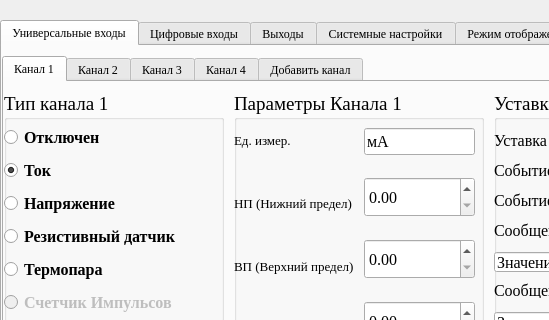
This is options.ui in tomyqg/topaz-m as Qt 5 draws it before an edit; both pictures show x 0 to 549 and y 0 to 320 of the 1280 by 800 pixel window. The edited form follows.
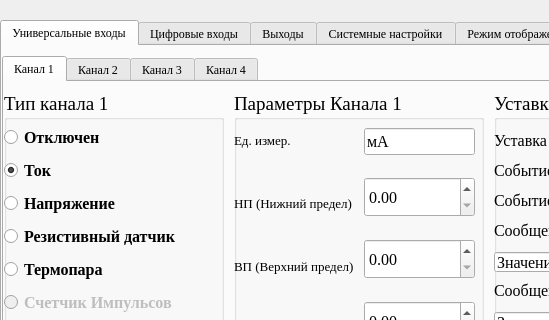
This is the edited form. The open tabs and pages were chosen to show the change.

Commit message: задаем сами разрешение окна

```diff
--- a/options.ui
+++ b/options.ui
@@ -3986,11 +3986,6 @@
        </widget>
       </widget>
      </widget>
-     <widget class="QWidget" name="tab_4">
-      <attribute name="title">
-       <string>Добавить канал</string>
-      </attribute>
-     </widget>
     </widget>
    </widget>
    <widget class="QWidget" name="tab_6">
```
Left out of the diff: 4 changed lines with no effect on the pictures. The commit also changes 5 other files.
